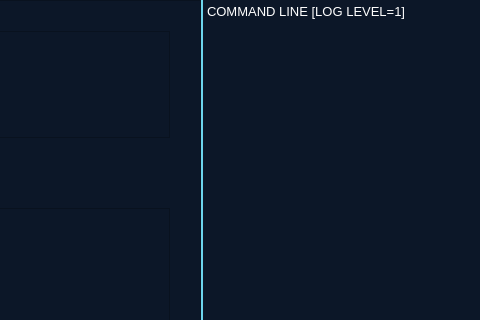
Qt form src/resources/ui_files/mainwindow.ui (Anjok07/ultimatevocalremovergui) before a commit; both pictures show x 449 to 929 and y 0 to 320 of the 929 by 479 pixel window.
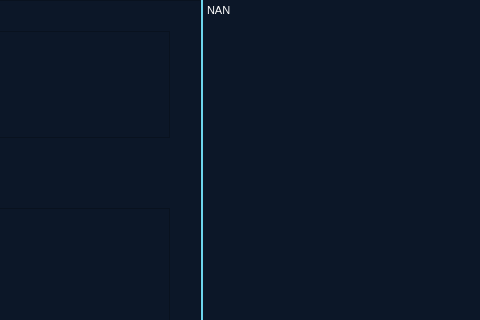
The same form after that commit.

Diff of the .ui file:
```diff
--- a/src/resources/ui_files/mainwindow.ui
+++ b/src/resources/ui_files/mainwindow.ui
@@ -78,7 +78,7 @@
 	font: 8pt &quot;Courier&quot;;
 }</string>
   </property>
-  <layout class="QHBoxLayout" name="horizontalLayout_2" stretch="0,1">
+  <layout class="QHBoxLayout" name="horizontalLayout_2" stretch="0,0">
    <property name="spacing">
     <number>0</number>
    </property>
@@ -509,7 +509,7 @@
 &lt;html&gt;&lt;head&gt;&lt;meta name=&quot;qrichtext&quot; content=&quot;1&quot; /&gt;&lt;style type=&quot;text/css&quot;&gt;
 p, li { white-space: pre-wrap; }
 &lt;/style&gt;&lt;/head&gt;&lt;body style=&quot; font-family:'Courier'; font-size:8pt; font-weight:400; font-style:normal;&quot;&gt;
-&lt;p style=&quot; margin-top:0px; margin-bottom:0px; margin-left:0px; margin-right:0px; -qt-block-indent:0; text-indent:0px;&quot;&gt;&lt;span style=&quot; font-size:10pt;&quot;&gt;COMMAND LINE [LOG LEVEL=1]&lt;/span&gt;&lt;/p&gt;&lt;/body&gt;&lt;/html&gt;</string>
+&lt;p style=&quot; margin-top:0px; margin-bottom:0px; margin-left:0px; margin-right:0px; -qt-block-indent:0; text-indent:0px;&quot;&gt;NAN&lt;/p&gt;&lt;/body&gt;&lt;/html&gt;</string>
      </property>
     </widget>
    </item>
```
